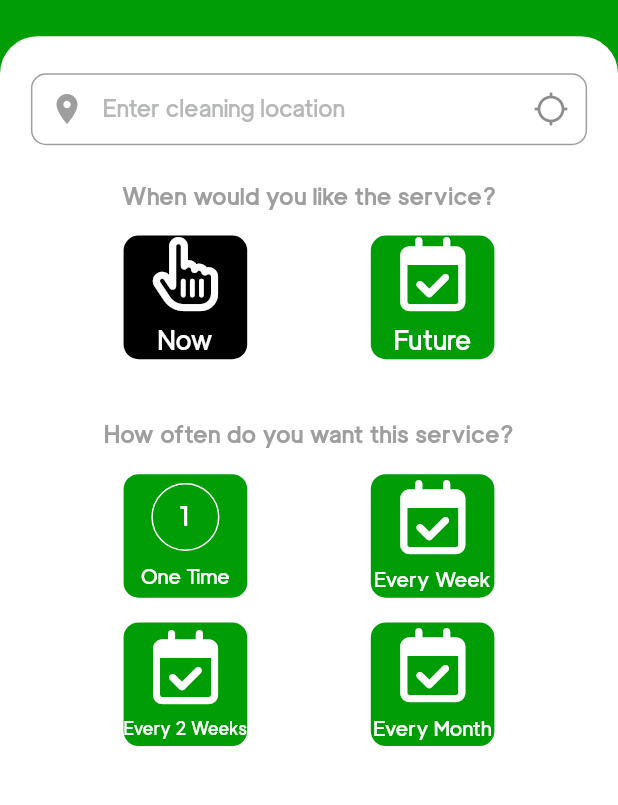
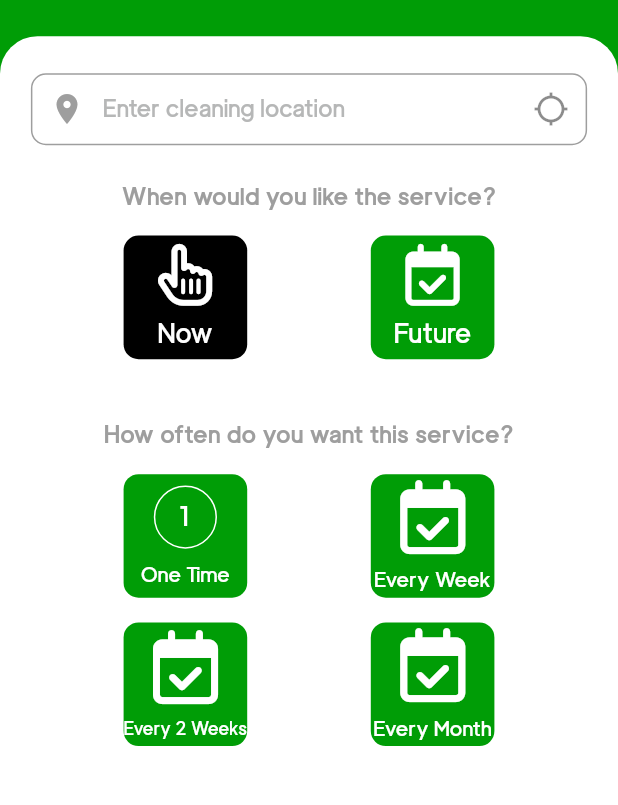
Before and after one commit to Sheikh12345/Green-Clean_getx, a Flutter app: the CleaningSchedulePage widget shown alone on an empty page, opened directly, on a phone screen of 412 x 824 dp, the part 74-879 px from its top. Run offline on Flutter 3.47's test engine with Material 2 defaults, Android fonts, the phone set to English and light mode, and no system bars; drawn by our look-alikes of auto_size_text; our stand-ins replace bottom_navy_bar, font_awesome_flutter, get, pin_code_fields.

Commit message:
after making ui changes

```diff
--- a/lib/views/home/home_stack/cleaning_schedule_page.dart
+++ b/lib/views/home/home_stack/cleaning_schedule_page.dart
@@ -94,7 +94,7 @@ class CleaningSchedulePage extends StatelessWidget {
                                       Icon(
                                         FontAwesomeIcons.handPointer,
                                         color: Colors.white,
-                                        size: height * 0.06,
+                                        size: height * 0.05,
                                       ),
                                       SizedBox(
                                         height: height * 0.01,
@@ -134,7 +134,7 @@ class CleaningSchedulePage extends StatelessWidget {
                                       Icon(
                                         FontAwesomeIcons.calendarCheck,
                                         color: Colors.white,
-                                        size: height * 0.06,
+                                        size: height * 0.05,
                                       ),
                                       SizedBox(
                                         height: height * 0.01,
@@ -180,7 +180,7 @@ class CleaningSchedulePage extends StatelessWidget {
                                             .homeStackIndex +
                                         1),
                                 child: Container(
-                                  padding: EdgeInsets.all(height * 0.013),
+                                  padding: EdgeInsets.all(height * 0.011),
                                   decoration: BoxDecoration(
                                       shape: BoxShape.circle,
                                       border: Border.all(color: Colors.white)),
```
